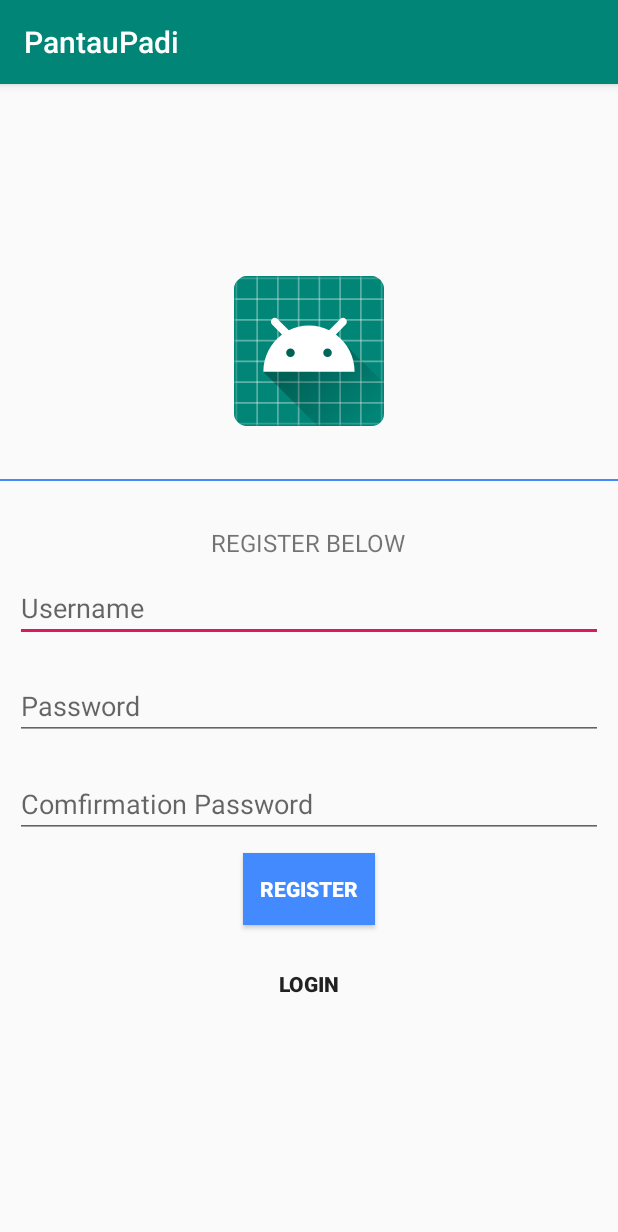
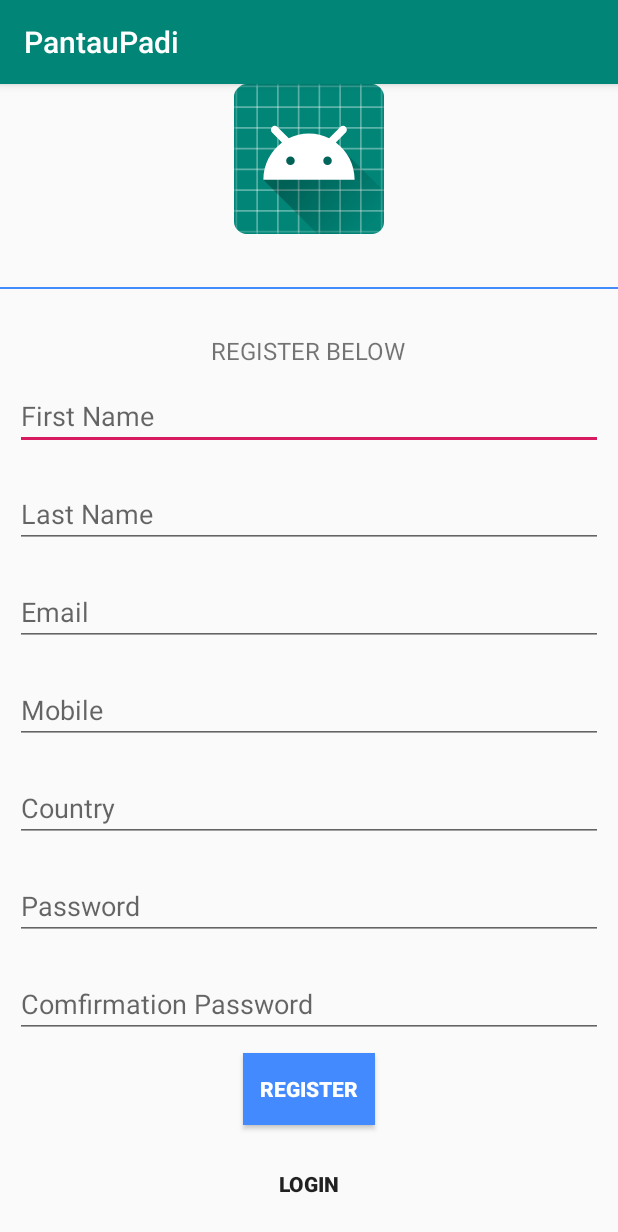
Before and after one commit to tnfaid/pantauPadi, an Android app: the SignUp screen opened directly, with no data from a screen before it, after a tap on "REGISTER", on a phone screen of 412 x 824 dp. Shown: the top 1232 px of the screen. Run offline under Robolectric (Android 15) with nearby library versions, the light colour scheme and no system bars; our stand-ins replace Volley; network calls fail; 1 statement that could not run was skipped.

```diff
--- a/app/src/main/java/aplikasiku/padi/tnfaid/pantaupadi/User/SignUp.java
+++ b/app/src/main/java/aplikasiku/padi/tnfaid/pantaupadi/User/SignUp.java
@@ -25,13 +25,14 @@ import java.util.Map;
 
 import aplikasiku.padi.tnfaid.pantaupadi.R;
 import aplikasiku.padi.tnfaid.pantaupadi.app.AppController;
+import aplikasiku.padi.tnfaid.pantaupadi.app.MySingleton;
 import aplikasiku.padi.tnfaid.pantaupadi.util.Server;
 
 public class SignUp extends AppCompatActivity {
 
     ProgressDialog pDialog;
     Button btn_register, btn_login;
-    EditText txt_username, txt_password, txt_confirm_password;
+    EditText txt_firstName, txt_lastName, txt_email, txt_mobile, txt_country, txt_password, txt_confirm_password;
     Intent intent;
 
     int success;
@@ -64,7 +65,11 @@ public class SignUp extends AppCompatActivity {
 
         btn_login = (Button) findViewById(R.id.btn_login);
         btn_register = (Button) findViewById(R.id.btn_register);
-        txt_username = (EditText) findViewById(R.id.txt_username);
+        txt_firstName = (EditText) findViewById(R.id.txt_firstName);
+        txt_lastName = (EditText) findViewById(R.id.txt_lastName);
+        txt_email = (EditText) findViewById(R.id.txt_email);
+        txt_mobile = (EditText)findViewById(R.id.txt_mobile);
+        txt_country = (EditText)findViewById(R.id.txt_country);
         txt_password = (EditText) findViewById(R.id.txt_password);
         txt_confirm_password = (EditText) findViewById(R.id.txt_confirm_password);
 
@@ -84,14 +89,18 @@ public class SignUp extends AppCompatActivity {
             @Override
             public void onClick(View v) {
                 // TODO Auto-generated method stub
-                String username = txt_username.getText().toString();
+                String first_name = txt_firstName.getText().toString();
+                String last_name = txt_lastName.getText().toString();
+                String email = txt_email.getText().toString();
+                String mobile = txt_mobile.getText().toString();
+                String country = txt_country.getText().toString();
                 String password = txt_password.getText().toString();
                 String confirm_password = txt_confirm_password.getText().toString();
 
                 if (conMgr.getActiveNetworkInfo() != null
                         && conMgr.getActiveNetworkInfo().isAvailable()
                         && conMgr.getActiveNetworkInfo().isConnected()) {
-                    checkRegister(username, password, confirm_password);
+                    checkRegister(first_name,last_name, email, mobile, country, password, confirm_password);
                 } else {
                     Toast.makeText(getApplicationContext(), "No Internet Connection", Toast.LENGTH_SHORT).show();
                 }
@@ -100,7 +109,7 @@ public class SignUp extends AppCompatActivity {
 
     }
 
-    private void checkRegister(final String username, final String password, final String confirm_password) {
+    private void checkRegister(final String first_name, final String last_name, final String email, final String mobile, final String country, final String password, final String confirm_password) {
         pDialog = new ProgressDialog(this);
         pDialog.setCancelable(false);
         pDialog.setMessage("Register ...");
@@ -125,7 +134,11 @@ public class SignUp extends AppCompatActivity {
                         Toast.makeText(getApplicationContext(),
                                 jObj.getString(TAG_MESSAGE), Toast.LENGTH_LONG).show();
 
-                        txt_username.setText("");
+                        txt_firstName.setText("");
+                        txt_lastName.setText("");
+                        txt_email.setText("");
+                        txt_mobile.setText("");
+                        txt_country.setText("");
                         txt_password.setText("");
                         txt_confirm_password.setText("");
 
@@ -157,7 +170,11 @@ public class SignUp extends AppCompatActivity {
             protected Map<String, String> getParams() {
                 // Posting parameters to login url
                 Map<String, String> params = new HashMap<String, String>();
-                params.put("username", username);
+                params.put("first_name", first_name);
+                params.put("last_name", last_name);
+                params.put("email", email);
+                params.put("mobile", mobile);
+                params.put("country", country);
                 params.put("password", password);
                 params.put("confirm_password", confirm_password);
 
@@ -167,7 +184,7 @@ public class SignUp extends AppCompatActivity {
         };
 
         // Adding request to request queue
-        AppController.getInstance().addToRequestQueue(strReq, tag_json_obj);
+        MySingleton.getInstance(this).addToRequestQueue(strReq);
     }
 
     private void showDialog() {
--- /dev/null
+++ b/app/src/main/java/aplikasiku/padi/tnfaid/pantaupadi/app/MySingleton.java
@@ -0,0 +1,62 @@
+package aplikasiku.padi.tnfaid.pantaupadi.app;
+
+import android.content.Context;
+import android.graphics.Bitmap;
+import android.support.v4.util.LruCache;
+
+import com.android.volley.Request;
+import com.android.volley.RequestQueue;
+import com.android.volley.toolbox.ImageLoader;
+import com.android.volley.toolbox.Volley;
+
+public class MySingleton {
+    private static MySingleton instance;
+    private RequestQueue requestQueue;
+    private ImageLoader imageLoader;
+    private static Context ctx;
+
+    private MySingleton(Context context) {
+        ctx = context;
+        requestQueue = getRequestQueue();
+
+        imageLoader = new ImageLoader(requestQueue,
+                new ImageLoader.ImageCache() {
+                    private final LruCache<String, Bitmap>
+                            cache = new LruCache<String, Bitmap>(20);
+
+                    @Override
+                    public Bitmap getBitmap(String url) {
+                        return cache.get(url);
+                    }
+
+                    @Override
+                    public void putBitmap(String url, Bitmap bitmap) {
+                        cache.put(url, bitmap);
+                    }
+                });
+    }
+
+    public static synchronized MySingleton getInstance(Context context) {
+        if (instance == null) {
+            instance = new MySingleton(context);
+        }
+        return instance;
+    }
+
+    public RequestQueue getRequestQueue() {
+        if (requestQueue == null) {
+            // getApplicationContext() is key, it keeps you from leaking the
+            // Activity or BroadcastReceiver if someone passes one in.
+            requestQueue = Volley.newRequestQueue(ctx.getApplicationContext());
+        }
+        return requestQueue;
+    }
+
+    public <T> void addToRequestQueue(Request<T> req) {
+        getRequestQueue().add(req);
+    }
+
+    public ImageLoader getImageLoader() {
+        return imageLoader;
+    }
+}
--- a/app/src/main/java/aplikasiku/padi/tnfaid/pantaupadi/util/Server.java
+++ b/app/src/main/java/aplikasiku/padi/tnfaid/pantaupadi/util/Server.java
@@ -3,6 +3,6 @@ package aplikasiku.padi.tnfaid.pantaupadi.util;
 public class Server {
 //    public static final String URL = "https://pantaupadi.000webhostapp.com/webService/"; jikamenggunakan webhost
 //    alamat ip semisal 192.168.1.14/webService ini untuk load lgsung dari hape jadi ip nya disamakan
-public static final String URL = "http:/192.168.1.14:8080/CI_PantauPadi/webService/";
-
+public static final String URL = "https://pantaupadi.000webhostapp.com/webService/";
+//public static final String URL = "http://192.168.1.15:8080/CI_PantauPadi/webService/";
 }
--- a/app/src/main/res/layout/activity_main.xml
+++ b/app/src/main/res/layout/activity_main.xml
@@ -15,4 +15,6 @@
         app:layout_constraintRight_toRightOf="parent"
         app:layout_constraintTop_toTopOf="parent" />
 
+
+
 </android.support.constraint.ConstraintLayout>
--- a/app/src/main/res/layout/activity_sign_up.xml
+++ b/app/src/main/res/layout/activity_sign_up.xml
@@ -1,5 +1,5 @@
 <?xml version="1.0" encoding="utf-8"?>
-<RelativeLayout xmlns:android="http://schemas.android.com/apk/res/android"
+<ScrollView xmlns:android="http://schemas.android.com/apk/res/android"
     xmlns:app="http://schemas.android.com/apk/res-auto"
     xmlns:tools="http://schemas.android.com/tools"
     android:layout_width="match_parent"
@@ -47,12 +47,49 @@
             android:textSize="16dip" />
 
         <EditText
-            android:id="@+id/txt_username"
+            android:id="@+id/txt_firstName"
             android:layout_width="match_parent"
             android:layout_height="wrap_content"
             android:layout_gravity="center"
             android:layout_margin="10dp"
-            android:hint="Username"
+            android:hint="First Name"
+            android:inputType="textEmailAddress"
+            android:singleLine="true" />
+
+        <EditText
+            android:id="@+id/txt_lastName"
+            android:layout_width="match_parent"
+            android:layout_height="wrap_content"
+            android:layout_gravity="center"
+            android:layout_margin="10dp"
+            android:hint="Last Name"
+            android:inputType="textEmailAddress"
+            android:singleLine="true" />
+        <EditText
+            android:id="@+id/txt_email"
+            android:layout_width="match_parent"
+            android:layout_height="wrap_content"
+            android:layout_gravity="center"
+            android:layout_margin="10dp"
+            android:hint="Email"
+            android:inputType="textEmailAddress"
+            android:singleLine="true" />
+        <EditText
+            android:id="@+id/txt_mobile"
+            android:layout_width="match_parent"
+            android:layout_height="wrap_content"
+            android:layout_gravity="center"
+            android:layout_margin="10dp"
+            android:hint="Mobile"
+            android:inputType="textEmailAddress"
+            android:singleLine="true" />
+        <EditText
+            android:id="@+id/txt_country"
+            android:layout_width="match_parent"
+            android:layout_height="wrap_content"
+            android:layout_gravity="center"
+            android:layout_margin="10dp"
+            android:hint="Country"
             android:inputType="textEmailAddress"
             android:singleLine="true" />
 
@@ -98,4 +135,4 @@
 
     </LinearLayout>
 
-</RelativeLayout>
+</ScrollView>
```
Also changed, not shown: app/src/main/java/aplikasiku/padi/tnfaid/pantaupadi/MainActivity.java (+29 -0 lines), app/src/main/java/aplikasiku/padi/tnfaid/pantaupadi/User/Login.java (+24 -0 lines), app/src/main/res/layout/color_blob_detection_surface_view.xml (+27 -2 lines).
